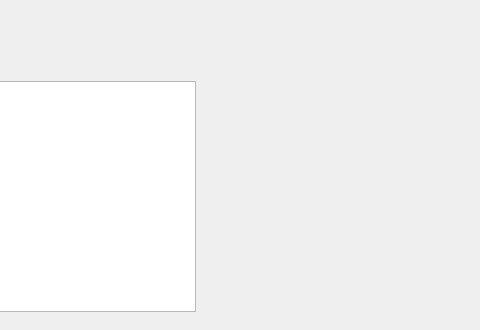
Above: Proyecto_Algoritmia/mainwindow.ui from edalcala42/Administrador-de-rutas before the change; both pictures show x 320 to 800 and y 0 to 330 of the 800 by 600 pixel window. Below: the same form after it.
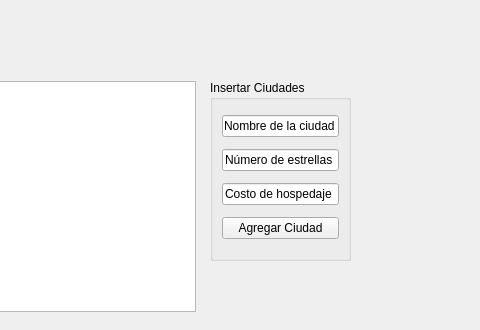
That is the form after the change.

Commit message: Actualizado hasta la captura de ciudades.

```diff
--- a/Proyecto_Algoritmia/mainwindow.ui
+++ b/Proyecto_Algoritmia/mainwindow.ui
@@ -24,6 +24,49 @@
      </rect>
     </property>
    </widget>
+   <widget class="QGroupBox" name="groupBox">
+    <property name="geometry">
+     <rect>
+      <x>530</x>
+      <y>80</y>
+      <width>141</width>
+      <height>181</height>
+     </rect>
+    </property>
+    <property name="title">
+     <string>Insertar Ciudades</string>
+    </property>
+    <layout class="QGridLayout" name="gridLayout">
+     <item row="0" column="0">
+      <widget class="QLineEdit" name="lineEdit_Nombre">
+       <property name="text">
+        <string>Nombre de la ciudad</string>
+       </property>
+      </widget>
+     </item>
+     <item row="1" column="0">
+      <widget class="QLineEdit" name="lineEdit_NumeroEstrellas">
+       <property name="text">
+        <string>Número de estrellas</string>
+       </property>
+      </widget>
+     </item>
+     <item row="2" column="0">
+      <widget class="QLineEdit" name="lineEdit_Costo">
+       <property name="text">
+        <string>Costo de hospedaje</string>
+       </property>
+      </widget>
+     </item>
+     <item row="3" column="0">
+      <widget class="QPushButton" name="pushButton_AgregarCiudad">
+       <property name="text">
+        <string>Agregar Ciudad</string>
+       </property>
+      </widget>
+     </item>
+    </layout>
+   </widget>
   </widget>
   <widget class="QMenuBar" name="menubar">
    <property name="geometry">
```
Left out of the diff: 2 changed lines with no effect on the pictures.
